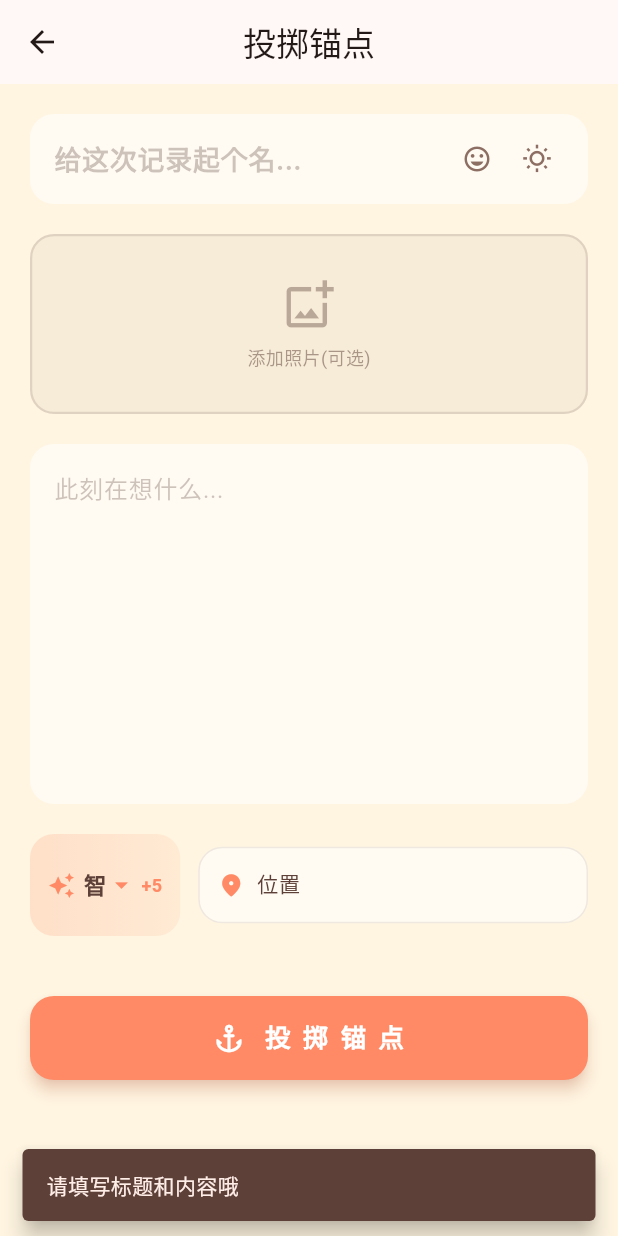
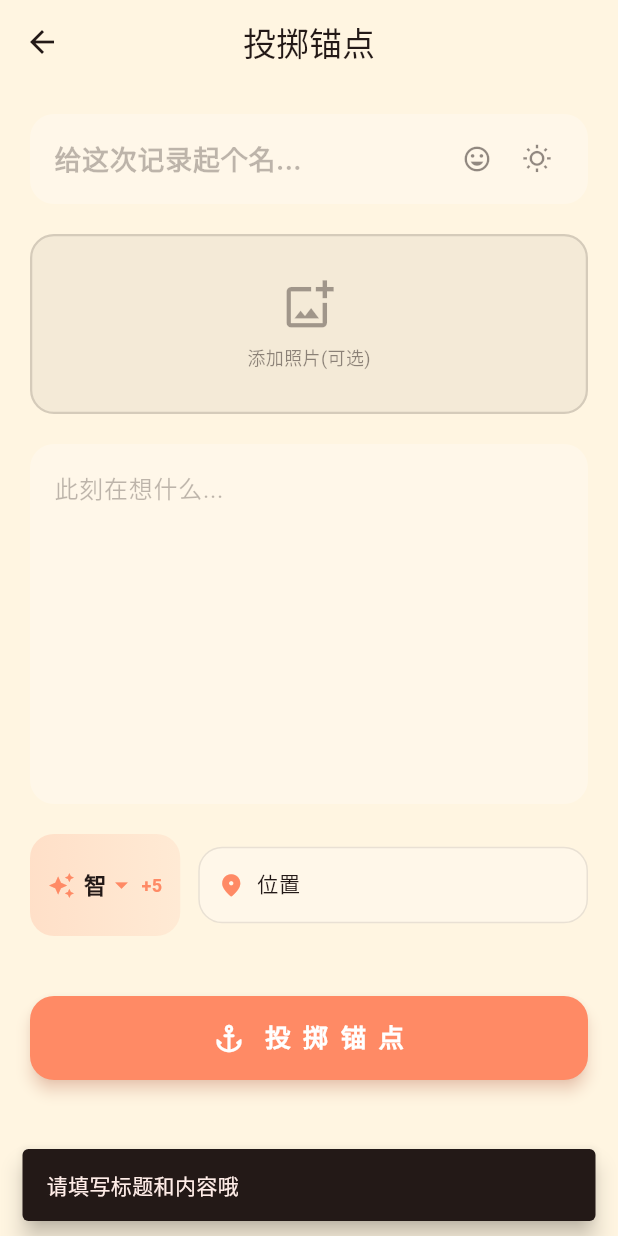
Before and after one commit to 95Penguin/anchor-app-frontend, a Flutter app: the DropAnchorView screen opened directly, after a tap on "投 掷 锚 点", on a phone screen of 412 x 824 dp. Run offline on Flutter 3.47's test engine with Material 3 defaults, Android fonts, the phone set to English and light mode, and no system bars; our stand-ins replace fl_chart, flutter_image_compress, flutter_local_notifications, image_picker, photo_view, share_plus and 4 more; missing offline and left inert: flutter_vibrate; accounts and stored records are empty.

Commit message:
主题色适配

```diff
--- a/lib/views/drop_anchor_view.dart
+++ b/lib/views/drop_anchor_view.dart
@@ -6,6 +6,7 @@ import 'package:provider/provider.dart';
 import 'package:image_picker/image_picker.dart';
 import 'package:flutter_vibrate/flutter_vibrate.dart';
 import '../providers/app_provider.dart';
+import '../providers/theme_provider.dart';
 import '../models/anchor_model.dart';
 import '../utils/app_theme.dart';
 import '../services/image_helper.dart';
@@ -63,10 +64,31 @@ class _DropAnchorViewState extends State<DropAnchorView> with SingleTickerProvid
     super.dispose();
   }
 
+  Color _getAccentColor(ThemeProvider themeProvider) {
+    switch (themeProvider.currentTheme) {
+      case AppThemeMode.warm:
+        return const Color(0xFFFF8A65);
+      case AppThemeMode.ocean:
+        return const Color(0xFF0097A7);
+      case AppThemeMode.forest:
+        return const Color(0xFF4CAF50);
+      case AppThemeMode.dark:
+        return const Color(0xFFFF8A65);
+    }
+  }
+
   @override
   Widget build(BuildContext context) {
+    final themeProvider = Provider.of<ThemeProvider>(context);
+    final accentColor = _getAccentColor(themeProvider);
+    final backgroundColor = Theme.of(context).scaffoldBackgroundColor;
+    final cardColor = Theme.of(context).cardTheme.color ?? Colors.white;
+    final textColor = Theme.of(context).textTheme.bodyLarge?.color ?? Colors.black;
+
     return Scaffold(
+      backgroundColor: backgroundColor,
       appBar: AppBar(
+        backgroundColor: backgroundColor,
         title: const Text('投掷锚点'),
         centerTitle: true,
       ),
@@ -78,7 +100,7 @@ class _DropAnchorViewState extends State<DropAnchorView> with SingleTickerProvid
             Container(
               padding: const EdgeInsets.symmetric(horizontal: 16, vertical: 12),
               decoration: BoxDecoration(
-                color: Colors.white.withOpacity(0.6),
+                color: cardColor.withOpacity(0.6),
                 borderRadius: BorderRadius.circular(16),
               ),
               child: Row(
@@ -86,14 +108,14 @@ class _DropAnchorViewState extends State<DropAnchorView> with SingleTickerProvid
                   Expanded(
                     child: TextField(
                       controller: _titleController,
-                      style: const TextStyle(
-                        color: AppTheme.textBrown,
+                      style: TextStyle(
+                        color: textColor,
                         fontSize: 18,
                         fontWeight: FontWeight.bold
                       ),
                       decoration: InputDecoration(
                         hintText: "给这次记录起个名...",
-                        hintStyle: TextStyle(color: AppTheme.textBrown.withOpacity(0.3)),
+                        hintStyle: TextStyle(color: textColor.withOpacity(0.3)),
                         border: InputBorder.none,
                         isDense: true,
                         contentPadding: EdgeInsets.zero,
@@ -103,15 +125,15 @@ class _DropAnchorViewState extends State<DropAnchorView> with SingleTickerProvid
                   _buildQuickIcon(
                     icon: _selectedMood != null
                         ? Text(_moodOptions[_selectedMood]!, style: const TextStyle(fontSize: 20))
-                        : const Icon(Icons.mood_outlined, size: 20, color: AppTheme.textLightBrown),
-                    onTap: _showMoodPicker,
+                        : Icon(Icons.mood_outlined, size: 20, color: textColor.withOpacity(0.5)),
+                    onTap: () => _showMoodPicker(backgroundColor, textColor, accentColor),
                   ),
                   const SizedBox(width: 4),
                   _buildQuickIcon(
                     icon: _selectedWeather != null
                         ? Text(_weatherOptions[_selectedWeather]!, style: const TextStyle(fontSize: 20))
-                        : const Icon(Icons.wb_sunny_outlined, size: 20, color: AppTheme.textLightBrown),
-                    onTap: _showWeatherPicker,
+                        : Icon(Icons.wb_sunny_outlined, size: 20, color: textColor.withOpacity(0.5)),
+                    onTap: () => _showWeatherPicker(backgroundColor, textColor, accentColor),
                   ),
                 ],
               ),
@@ -125,14 +147,14 @@ class _DropAnchorViewState extends State<DropAnchorView> with SingleTickerProvid
 
             if (_selectedImagePaths.length < maxImages)
               GestureDetector(
-                onTap: _pickImage,
+                onTap: () => _pickImage(backgroundColor, textColor),
                 child: Container(
                   height: 120,
                   decoration: BoxDecoration(
-                    color: AppTheme.textBrown.withOpacity(0.05),
+                    color: textColor.withOpacity(0.05),
                     borderRadius: BorderRadius.circular(16),
                     border: Border.all(
-                      color: AppTheme.textBrown.withOpacity(0.15),
+                      color: textColor.withOpacity(0.15),
                       width: 1.5,
                     ),
                   ),
@@ -141,7 +163,7 @@ class _DropAnchorViewState extends State<DropAnchorView> with SingleTickerProvid
                     children: [
                       Icon(Icons.add_photo_alternate_outlined,
                         size: 36,
-                        color: AppTheme.textBrown.withOpacity(0.4)
+                        color: textColor.withOpacity(0.4)
                       ),
                       const SizedBox(height: 8),
                       Text(
@@ -149,7 +171,7 @@ class _DropAnchorViewState extends State<DropAnchorView> with SingleTickerProvid
                             ? '添加照片(可选)'
                             : '继续添加 (${_selectedImagePaths.length}/$maxImages)',
                         style: TextStyle(
-                          color: AppTheme.textBrown.withOpacity(0.5),
+                          color: textColor.withOpacity(0.5),
                           fontSize: 12,
                         ),
                       ),
@@ -162,20 +184,20 @@ class _DropAnchorViewState extends State<DropAnchorView> with SingleTickerProvid
             Container(
               padding: const EdgeInsets.all(16),
               decoration: BoxDecoration(
-                color: Colors.white.withOpacity(0.6),
+                color: cardColor.withOpacity(0.6),
                 borderRadius: BorderRadius.circular(16),
               ),
               child: TextField(
                 controller: _contentController,
                 maxLines: 8,
-                style: const TextStyle(
-                  color: AppTheme.textBrown,
+                style: TextStyle(
+                  color: textColor,
                   fontSize: 16,
                   height: 1.6
                 ),
                 decoration: InputDecoration(
                   hintText: "此刻在想什么...",
-                  hintStyle: TextStyle(color: AppTheme.textBrown.withOpacity(0.3)),
+                  hintStyle: TextStyle(color: textColor.withOpacity(0.3)),
                   border: InputBorder.none,
                   isDense: true,
                   contentPadding: EdgeInsets.zero,
@@ -184,7 +206,6 @@ class _DropAnchorViewState extends State<DropAnchorView> with SingleTickerProvid
             ),
             const SizedBox(height: 20),
 
-            // 替换原来的 Row 区域（大约在第 280 行附近）
             Row(
               children: [
                 // 属性选择器
@@ -193,8 +214,8 @@ class _DropAnchorViewState extends State<DropAnchorView> with SingleTickerProvid
                   decoration: BoxDecoration(
                     gradient: LinearGradient(
                       colors: [
-                        AppTheme.accentWarmOrange.withOpacity(0.2),
-                        AppTheme.accentWarmOrange.withOpacity(0.1),
+                        accentColor.withOpacity(0.2),
+                        accentColor.withOpacity(0.1),
                       ],
                     ),
                     borderRadius: BorderRadius.circular(16),
@@ -202,15 +223,15 @@ class _DropAnchorViewState extends State<DropAnchorView> with SingleTickerProvid
                   child: Row(
                     mainAxisSize: MainAxisSize.min,
                     children: [
-                      const Icon(Icons.auto_awesome, color: AppTheme.accentWarmOrange, size: 18),
+                      Icon(Icons.auto_awesome, color: accentColor, size: 18),
                       const SizedBox(width: 6),
                       DropdownButton<String>(
                         value: _selectedAttr,
                         underline: const SizedBox(),
-                        dropdownColor: AppTheme.paperColor,
-                        icon: const Icon(Icons.arrow_drop_down, color: AppTheme.accentWarmOrange, size: 20),
-                        style: const TextStyle(
-                          color: AppTheme.textBrown,
+                        dropdownColor: cardColor,
+                        icon: Icon(Icons.arrow_drop_down, color: accentColor, size: 20),
+                        style: TextStyle(
+                          color: textColor,
                           fontSize: 15,
                           fontWeight: FontWeight.bold,
                         ),
@@ -226,10 +247,10 @@ class _DropAnchorViewState extends State<DropAnchorView> with SingleTickerProvid
                           }
                         },
                       ),
-                      const Text(
+                      Text(
                         ' +5',
                         style: TextStyle(
-                          color: AppTheme.accentWarmOrange,
+                          color: accentColor,
                           fontSize: 12,
                           fontWeight: FontWeight.bold,
                         ),
@@ -238,38 +259,38 @@ class _DropAnchorViewState extends State<DropAnchorView> with SingleTickerProvid
                   ),
                 ),
                 const SizedBox(width: 12),
-                // 地点输入框 - 优化版
+                // 地点输入框
                 Expanded(
                   child: Container(
                     padding: const EdgeInsets.symmetric(horizontal: 12, vertical: 4),
                     decoration: BoxDecoration(
-                      color: Colors.white.withOpacity(0.6),
+                      color: cardColor.withOpacity(0.6),
                       borderRadius: BorderRadius.circular(16),
                       border: Border.all(
-                        color: AppTheme.textBrown.withOpacity(0.1),
+                        color: textColor.withOpacity(0.1),
                         width: 1,
                       ),
                     ),
                     child: Row(
                       children: [
-                        const Icon(
+                        Icon(
                           Icons.location_on_rounded,
-                          color: AppTheme.accentWarmOrange,
+                          color: accentColor,
                           size: 18
                         ),
                         const SizedBox(width: 8),
                         Expanded(
                           child: TextField(
                             controller: _locationController,
-                            style: const TextStyle(
-                              color: AppTheme.textBrown,
+                            style: TextStyle(
+                              color: textColor,
                               fontSize: 14,
                               fontWeight: FontWeight.w500,
                             ),
                             decoration: InputDecoration(
                               hintText: '记录地点',
                               hintStyle: TextStyle(
-                                color: AppTheme.textBrown.withOpacity(0.3),
+                                color: textColor.withOpacity(0.3),
                                 fontSize: 13
                               ),
                               border: InputBorder.none,
@@ -289,11 +310,11 @@ class _DropAnchorViewState extends State<DropAnchorView> with SingleTickerProvid
             SizedBox(
               height: 56,
               child: ElevatedButton(
-                onPressed: _isLoading ? null : _dropAnchor,
+                onPressed: _isLoading ? null : () => _dropAnchor(accentColor),
                 style: ElevatedButton.styleFrom(
-                  backgroundColor: AppTheme.accentWarmOrange,
+                  backgroundColor: accentColor,
                   elevation: 4,
-                  shadowColor: AppTheme.accentWarmOrange.withOpacity(0.5),
+                  shadowColor: accentColor.withOpacity(0.5),
                   shape: RoundedRectangleBorder(borderRadius: BorderRadius.circular(16)),
                 ),
                 child: _isLoading
@@ -381,15 +402,15 @@ class _DropAnchorViewState extends State<DropAnchorView> with SingleTickerProvid
     );
   }
 
-  void _showMoodPicker() {
+  void _showMoodPicker(Color backgroundColor, Color textColor, Color accentColor) {
     _triggerHapticFeedback();
     showModalBottomSheet(
       context: context,
       backgroundColor: Colors.transparent,
       builder: (ctx) => Container(
-        decoration: const BoxDecoration(
-          color: AppTheme.backgroundWarm,
-          borderRadius: BorderRadius.vertical(top: Radius.circular(30)),
+        decoration: BoxDecoration(
+          color: backgroundColor,
+          borderRadius: const BorderRadius.vertical(top: Radius.circular(30)),
         ),
         padding: const EdgeInsets.all(24),
         child: Column(
@@ -398,7 +419,7 @@ class _DropAnchorViewState extends State<DropAnchorView> with SingleTickerProvid
             Row(
               mainAxisAlignment: MainAxisAlignment.spaceBetween,
               children: [
-                const Text('选择心情', style: TextStyle(fontSize: 18, fontWeight: FontWeight.bold, color: AppTheme.textBrown)),
+                Text('选择心情', style: TextStyle(fontSize: 18, fontWeight: FontWeight.bold, color: textColor)),
                 if (_selectedMood != null)
                   TextButton(
                     onPressed: () {
@@ -424,10 +445,10 @@ class _DropAnchorViewState extends State<DropAnchorView> with SingleTickerProvid
                   child: Container(
                     padding: const EdgeInsets.symmetric(horizontal: 20, vertical: 12),
                     decoration: BoxDecoration(
-                      color: isSelected ? AppTheme.accentWarmOrange : Colors.white.withOpacity(0.6),
+                      color: isSelected ? accentColor : Theme.of(context).cardTheme.color?.withOpacity(0.6),
                       borderRadius: BorderRadius.circular(16),
                       border: Border.all(
-                        color: isSelected ? AppTheme.accentWarmOrange : AppTheme.textBrown.withOpacity(0.2),
+                        color: isSelected ? accentColor : textColor.withOpacity(0.2),
                         width: 2,
                       ),
                     ),
@@ -436,7 +457,7 @@ class _DropAnchorViewState extends State<DropAnchorView> with SingleTickerProvid
                       style: TextStyle(
                         fontSize: 16,
                         fontWeight: FontWeight.bold,
-                        color: isSelected ? Colors.white : AppTheme.textBrown,
+                        color: isSelected ? Colors.white : textColor,
                       ),
                     ),
                   ),
@@ -450,15 +471,15 @@ class _DropAnchorViewState extends State<DropAnchorView> with SingleTickerProvid
     );
   }
 
-  void _showWeatherPicker() {
+  void _showWeatherPicker(Color backgroundColor, Color textColor, Color accentColor) {
     _triggerHapticFeedback();
     showModalBottomSheet(
       context: context,
       backgroundColor: Colors.transparent,
       builder: (ctx) => Container(
-        decoration: const BoxDecoration(
-          color: AppTheme.backgroundWarm,
-          borderRadius: BorderRadius.vertical(top: Radius.circular(30)),
+        decoration: BoxDecoration(
+          color: backgroundColor,
+          borderRadius: const BorderRadius.vertical(top: Radius.circular(30)),
         ),
         padding: const EdgeInsets.all(24),
         child: Column(
@@ -467,7 +488,7 @@ class _DropAnchorViewState extends State<DropAnchorView> with SingleTickerProvid
             Row(
               mainAxisAlignment: MainAxisAlignment.spaceBetween,
               children: [
-                const Text('选择天气', style: TextStyle(fontSize: 18, fontWeight: FontWeight.bold, color: AppTheme.textBrown)),
+                Text('选择天气', style: TextStyle(fontSize: 18, fontWeight: FontWeight.bold, color: textColor)),
                 if (_selectedWeather != null)
                   TextButton(
                     onPressed: () {
@@ -493,10 +514,10 @@ class _DropAnchorViewState extends State<DropAnchorView> with SingleTickerProvid
                   child: Container(
                     padding: const EdgeInsets.symmetric(horizontal: 20, vertical: 12),
                     decoration: BoxDecoration(
-                      color: isSelected ? AppTheme.accentWarmOrange : Colors.white.withOpacity(0.6),
+                      color: isSelected ? accentColor : Theme.of(context).cardTheme.color?.withOpacity(0.6),
                       borderRadius: BorderRadius.circular(16),
                       border: Border.all(
-                        color: isSelected ? AppTheme.accentWarmOrange : AppTheme.textBrown.withOpacity(0.2),
+                        color: isSelected ? accentColor : textColor.withOpacity(0.2),
                         width: 2,
                       ),
                     ),
@@ -505,7 +526,7 @@ class _DropAnchorViewState extends State<DropAnchorView> with SingleTickerProvid
                       style: TextStyle(
                         fontSize: 16,
                         fontWeight: FontWeight.bold,
-                        color: isSelected ? Colors.white : AppTheme.textBrown,
+                        color: isSelected ? Colors.white : textColor,
                       ),
                     ),
                   ),
@@ -519,13 +540,13 @@ class _DropAnchorViewState extends State<DropAnchorView> with SingleTickerProvid
     );
   }
 
-  Future<void> _pickImage() async {
+  Future<void> _pickImage(Color backgroundColor, Color textColor) async {
     _triggerHapticFeedback();
     if (_selectedImagePaths.length >= maxImages) {
       ScaffoldMessenger.of(context).showSnackBar(
         SnackBar(
           content: Text('最多只能添加 $maxImages 张照片'),
-          backgroundColor: AppTheme.textBrown,
+          backgroundColor: textColor,
           behavior: SnackBarBehavior.floating,
         ),
       );
@@ -536,9 +557,9 @@ class _DropAnchorViewState extends State<DropAnchorView> with SingleTickerProvid
       context: context,
       backgroundColor: Colors.transparent,
       builder: (ctx) => Container(
-        decoration: const BoxDecoration(
-          color: AppTheme.backgroundWarm,
-          borderRadius: BorderRadius.vertical(top: Radius.circular(30)),
+        decoration: BoxDecoration(
+          color: backgroundColor,
+          borderRadius: const BorderRadius.vertical(top: Radius.circular(30)),
         ),
         padding: const EdgeInsets.symmetric(vertical: 20),
         child: Column(
@@ -558,7 +579,7 @@ class _DropAnchorViewState extends State<DropAnchorView> with SingleTickerProvid
                 backgroundColor: Colors.blue,
                 child: Icon(Icons.camera_alt, color: Colors.white),
               ),
-              title: const Text('拍照', style: TextStyle(color: AppTheme.textBrown)),
+              title: Text('拍照', style: TextStyle(color: textColor)),
               onTap: () async {
                 Navigator.pop(ctx);
                 final XFile? photo = await _picker.pickImage(source: ImageSource.camera);
@@ -572,7 +593,7 @@ class _DropAnchorViewState extends State<DropAnchorView> with SingleTickerProvid
                 backgroundColor: Colors.green,
                 child: Icon(Icons.photo_library, color: Colors.white),
               ),
-              title: const Text('从相册选择', style: TextStyle(color: AppTheme.textBrown)),
+              title: Text('从相册选择', style: TextStyle(color: textColor)),
               onTap: () async {
                 Navigator.pop(ctx);
                 final XFile? image = await _picker.pickImage(source: ImageSource.gallery);
@@ -601,12 +622,12 @@ class _DropAnchorViewState extends State<DropAnchorView> with SingleTickerProvid
     });
   }
 
-  Future<void> _dropAnchor() async {
+  Future<void> _dropAnchor(Color accentColor) async {
     if (_titleController.text.isEmpty || _contentController.text.isEmpty) {
       ScaffoldMessenger.of(context).showSnackBar(
-        const SnackBar(
-          content: Text("请填写标题和内容哦"),
-          backgroundColor: AppTheme.textBrown,
+        SnackBar(
+          content: const Text("请填写标题和内容哦"),
+          backgroundColor: Theme.of(context).textTheme.bodyLarge?.color,
           behavior: SnackBarBehavior.floating,
         ),
       );
@@ -637,14 +658,13 @@ class _DropAnchorViewState extends State<DropAnchorView> with SingleTickerProvid
 
     ScaffoldMessenger.of(context).showSnackBar(
       SnackBar(
-        content: Text('⚓ 锚点已投掷!$_selectedAttr 属性 +5'),
-        backgroundColor: AppTheme.accentWarmOrange,
+        content: Text('⚓ 锚点已投掷! $_selectedAttr 属性 +5'),
+        backgroundColor: accentColor,
         behavior: SnackBarBehavior.floating,
         duration: const Duration(seconds: 2),
       )
     );
 
-    // 跳转到时间轴
     if (mounted) {
       DefaultTabController.of(context).animateTo(1);
     }
@@ -660,20 +680,12 @@ class _DropAnchorViewState extends State<DropAnchorView> with SingleTickerProvid
   }
 
   void _triggerHapticFeedback() {
-    Vibrate.feedback(FeedbackType.light);
-  }
-}
-
-// 在 drop_anchor_view.dart 文件末尾，修改 _triggerHapticFeedback 方法
-
-void _triggerHapticFeedback() {
     try {
-    // 只在移动端触发振动
       if (Platform.isAndroid || Platform.isIOS) {
         Vibrate.feedback(FeedbackType.light);
       }
     } catch (e) {
-    // 忽略振动错误
       print('振动功能不可用: $e');
     }
   }
+}
```
Also changed, not shown: lib/views/edit_anchor_view.dart (+70 -51 lines). Lines whose indentation alone changed are shown as unchanged.
